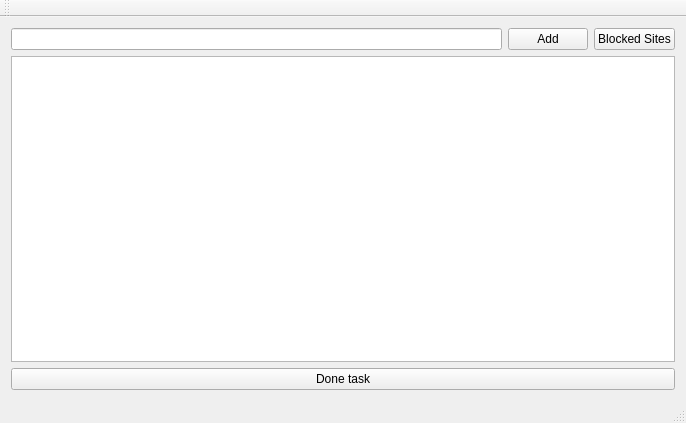
Above: Concentration/mainwindow.ui from finbargiusti/Concentration before the change. Below: the same form after it.
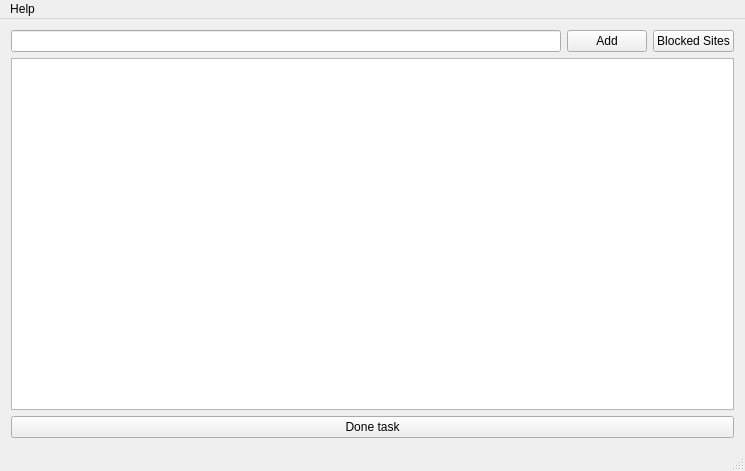
That is the form after the change.

```diff
--- a/Concentration/mainwindow.ui
+++ b/Concentration/mainwindow.ui
@@ -6,8 +6,8 @@
    <rect>
     <x>0</x>
     <y>0</y>
-    <width>686</width>
-    <height>423</height>
+    <width>745</width>
+    <height>471</height>
    </rect>
   </property>
   <property name="windowTitle">
@@ -18,7 +18,11 @@
     <item>
      <layout class="QGridLayout" name="gridLayout">
       <item row="0" column="0">
-       <widget class="QLineEdit" name="lineEdit"/>
+       <widget class="QLineEdit" name="lineEdit">
+        <property name="text">
+         <string/>
+        </property>
+       </widget>
       </item>
       <item row="0" column="1">
        <widget class="QPushButton" name="additem">
@@ -48,15 +52,35 @@
     </item>
    </layout>
   </widget>
-  <widget class="QToolBar" name="mainToolBar">
-   <attribute name="toolBarArea">
-    <enum>TopToolBarArea</enum>
-   </attribute>
-   <attribute name="toolBarBreak">
-    <bool>false</bool>
-   </attribute>
-  </widget>
   <widget class="QStatusBar" name="statusBar"/>
+  <widget class="QMenuBar" name="menuBar">
+   <property name="geometry">
+    <rect>
+     <x>0</x>
+     <y>0</y>
+     <width>745</width>
+     <height>23</height>
+    </rect>
+   </property>
+   <widget class="QMenu" name="menuHelp">
+    <property name="title">
+     <string>Help</string>
+    </property>
+    <addaction name="actionContact_Finbar"/>
+    <addaction name="actionManual"/>
+   </widget>
+   <addaction name="menuHelp"/>
+  </widget>
+  <action name="actionContact_Finbar">
+   <property name="text">
+    <string>Contact Finbar</string>
+   </property>
+  </action>
+  <action name="actionManual">
+   <property name="text">
+    <string>Manual</string>
+   </property>
+  </action>
  </widget>
  <layoutdefault spacing="6" margin="11"/>
  <resources/>
```
Left out of the diff: 6 changed lines with no effect on the pictures.
